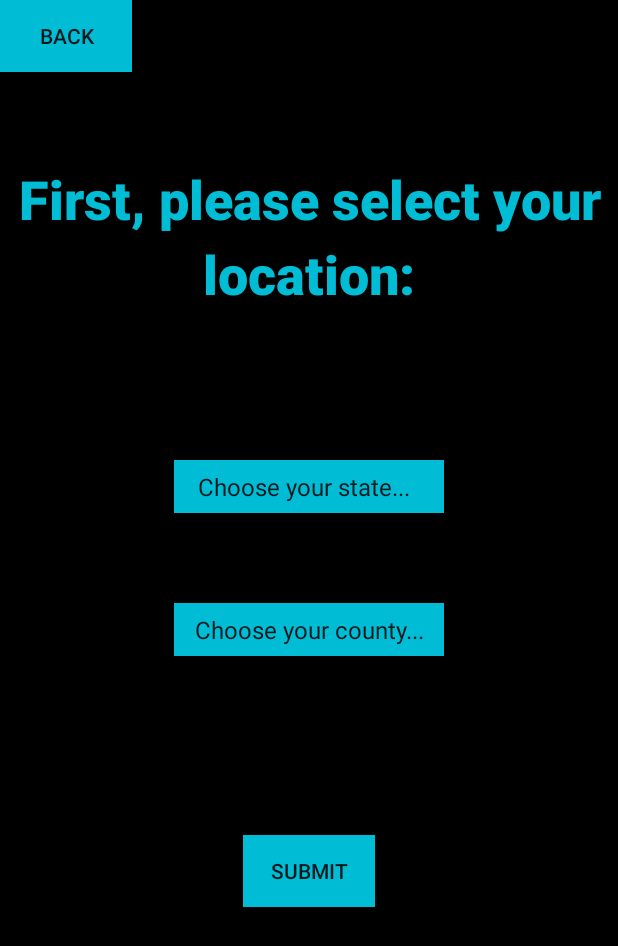
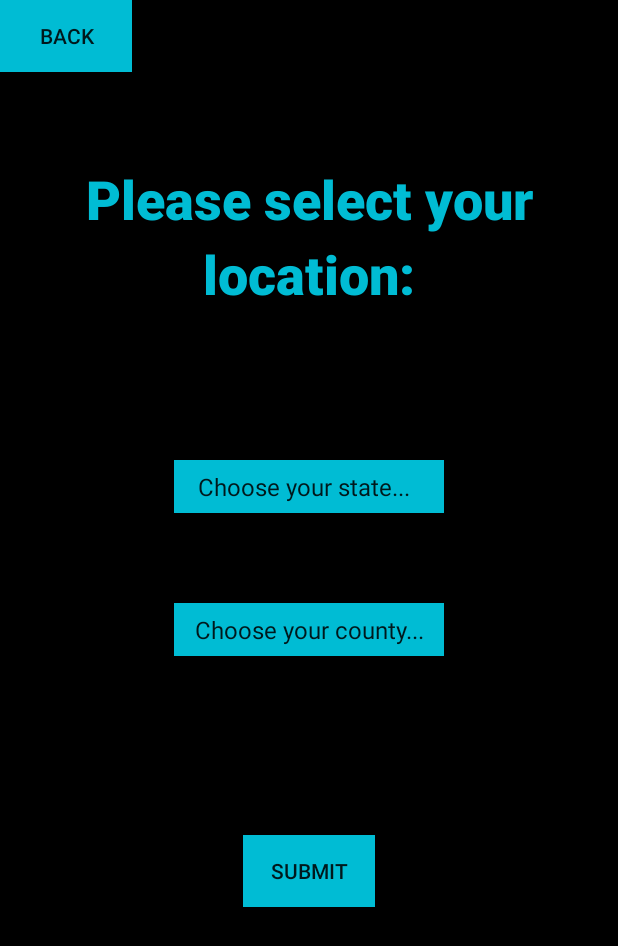
Before and after one commit to Mobile-Programing-Covid-Calculator/Master, an Android app: the location_screen screen opened directly, with no data from a screen before it, on a phone screen of 412 x 824 dp. Shown: the top 946 px of the screen. Run offline under Robolectric (Android 15) with nearby library versions, the phone set to English and light mode, and no system bars.

Commit message:
Update strings.xml

```diff
--- a/app/src/main/res/values/strings.xml
+++ b/app/src/main/res/values/strings.xml
@@ -12,7 +12,7 @@
         dealt with are rapidly changing. Do not rely on this tool for any medical advice. Please
         continue to follow government guidance. Please use this application at your own risk!</string>
     <string name="okButton">OK</string>
-    <string name="location_message">First, please select your location:</string>
+    <string name="location_message">Please select your location:</string>
     <string name="submit">SUBMIT</string>
     <string name="back">BACK</string>
     <string name="calculate_risk">Calculating your risk:</string>
```
